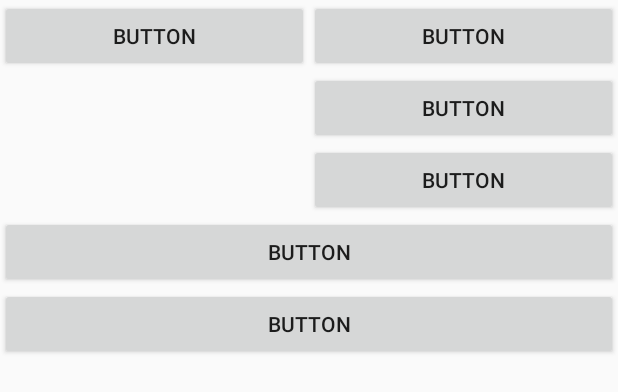
After one commit to Yati2/DemoMySecondApp, an Android app: the layout practice.xml on its own in the app's theme, with its tools: preview values and no code run, on a phone screen of 412 x 824 dp. The commit adds this screen. Shown: the top 392 px of the screen. Run offline under Robolectric (Android 15) with nearby library versions, the phone set to English and light mode, and no system bars.

Commit message:
layout_weight lessons

```diff
--- /dev/null
+++ b/app/src/main/res/layout/practice.xml
@@ -0,0 +1,67 @@
+<?xml version="1.0" encoding="utf-8"?>
+<LinearLayout xmlns:android="http://schemas.android.com/apk/res/android"
+    android:layout_width="match_parent"
+    android:layout_height="match_parent"
+    android:orientation="vertical">
+
+
+    <LinearLayout
+        android:layout_width="match_parent"
+        android:layout_height="wrap_content"
+
+        android:orientation="horizontal">
+
+        <LinearLayout
+            android:layout_width="match_parent"
+            android:layout_height="match_parent"
+            android:layout_weight="1"
+            android:orientation="vertical">
+
+            <Button
+                android:id="@+id/button14"
+                android:layout_width="match_parent"
+                android:layout_height="wrap_content"
+                android:text="Button" />
+        </LinearLayout>
+
+        <LinearLayout
+            android:layout_width="match_parent"
+            android:layout_height="match_parent"
+            android:orientation="vertical"
+            android:layout_weight="1"
+            >
+
+            <Button
+                android:id="@+id/button8"
+                android:layout_width="match_parent"
+                android:layout_height="wrap_content"
+                android:text="Button" />
+
+            <Button
+                android:id="@+id/button9"
+                android:layout_width="match_parent"
+                android:layout_height="wrap_content"
+                android:text="Button" />
+
+            <Button
+                android:id="@+id/button10"
+                android:layout_width="match_parent"
+                android:layout_height="wrap_content"
+                android:text="Button" />
+        </LinearLayout>
+
+    </LinearLayout>
+
+    <Button
+        android:id="@+id/button13"
+        android:layout_width="match_parent"
+        android:layout_height="wrap_content"
+        android:text="Button" />
+
+    <Button
+        android:id="@+id/button15"
+        android:layout_width="match_parent"
+        android:layout_height="wrap_content"
+        android:text="Button" />
+
+</LinearLayout>
--- a/app/src/main/res/values/strings.xml
+++ b/app/src/main/res/values/strings.xml
@@ -1,3 +1,7 @@
 <resources>
     <string name="app_name">Demo My Second App</string>
+    <string name="text1">Welcome to android</string>
+    <string name="text2">Large Text</string>
+    <string name="btn1">Button 1</string>
+    <string name="btn2">Button 2</string>
 </resources>
```
Also changed, not shown: app/src/main/res/layout/activity_4a.xml (added, +41 -0 lines).
